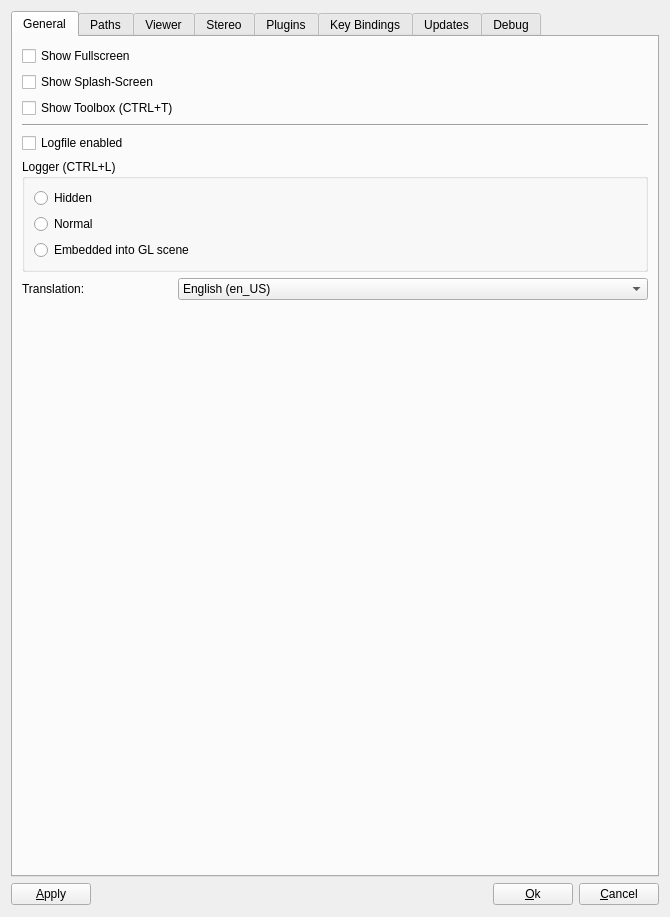
The window that OpenFlipper/widgets/optionsWidget/optionsWidget.ui (ShenRen/OpenFlipper) describes before a commit, drawn with Qt 5.
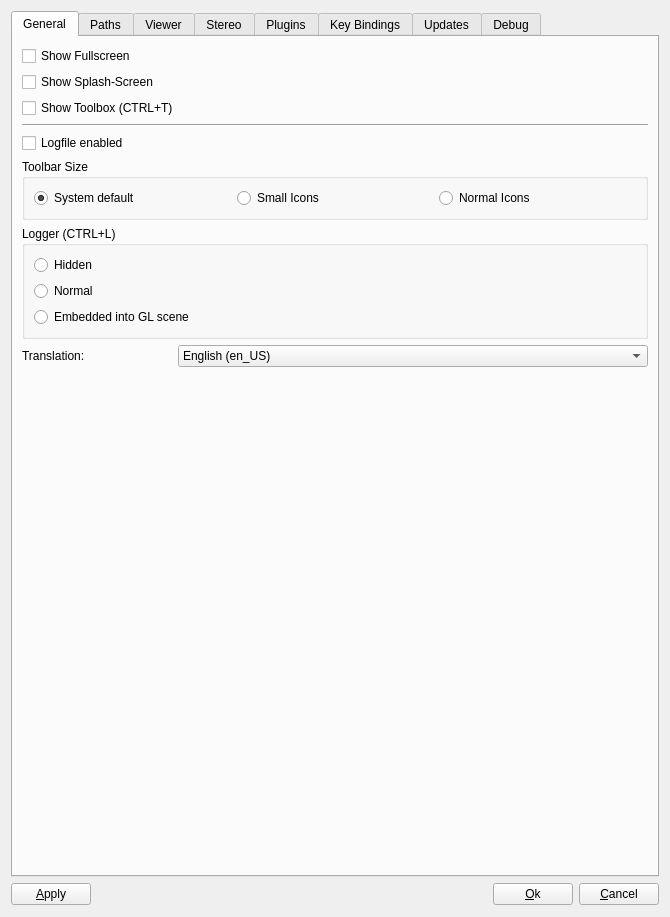
The same window after the commit. The open tabs and pages were chosen to show the change. Custom widgets are drawn as their Qt base class.

Commit message: toolbarSize option added

```diff
--- a/OpenFlipper/widgets/optionsWidget/optionsWidget.ui
+++ b/OpenFlipper/widgets/optionsWidget/optionsWidget.ui
@@ -92,6 +92,39 @@
          </property>
         </widget>
        </item>
+       <item>
+        <widget class="QGroupBox" name="groupBox_11">
+         <property name="title">
+          <string>Toolbar Size</string>
+         </property>
+         <layout class="QHBoxLayout" name="horizontalLayout_22">
+          <item>
+           <widget class="QRadioButton" name="iconDefault">
+            <property name="text">
+             <string>System default</string>
+            </property>
+            <property name="checked">
+             <bool>true</bool>
+            </property>
+           </widget>
+          </item>
+          <item>
+           <widget class="QRadioButton" name="iconSmall">
+            <property name="text">
+             <string>Small Icons</string>
+            </property>
+           </widget>
+          </item>
+          <item>
+           <widget class="QRadioButton" name="iconNormal">
+            <property name="text">
+             <string>Normal Icons</string>
+            </property>
+           </widget>
+          </item>
+         </layout>
+        </widget>
+       </item>
        <item>
         <widget class="QGroupBox" name="groupBox_4">
          <property name="title">
```
Left out of the diff: 2 changed lines with no effect on the pictures. The commit also changes 5 other files.
